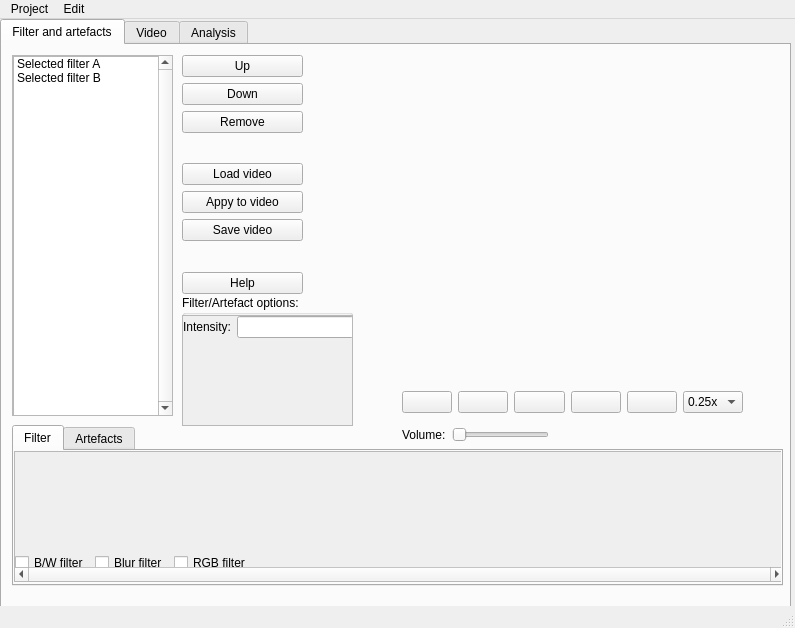
Above: Pflichtenheft/ToViET/GUI.ui from SuppenGeist/pse-ws1516-videoencoder-ta before the change. Below: the same form after it.
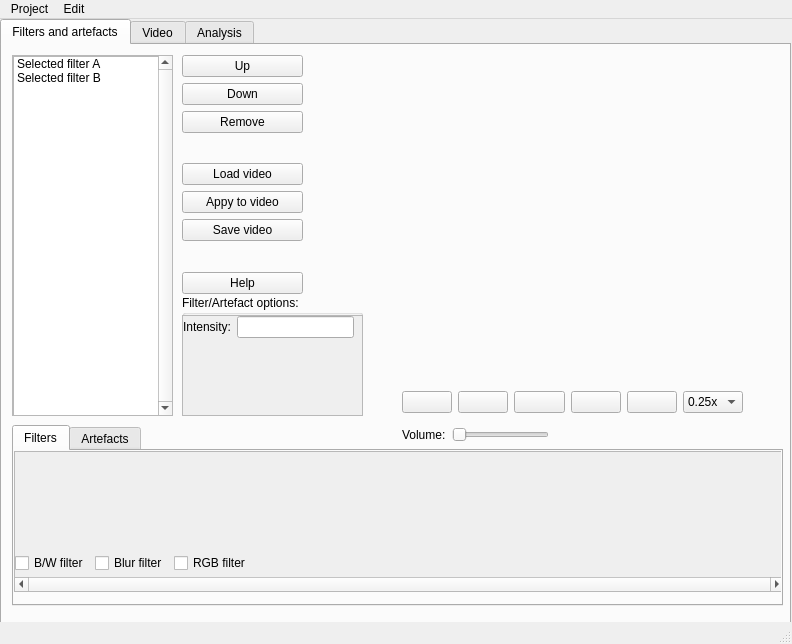
That is the form after the change. Icons and pictures are not drawn.

Commit message: More layout adjustments

```diff
--- a/Pflichtenheft/ToViET/GUI.ui
+++ b/Pflichtenheft/ToViET/GUI.ui
@@ -6,8 +6,8 @@
    <rect>
     <x>0</x>
     <y>0</y>
-    <width>795</width>
-    <height>628</height>
+    <width>792</width>
+    <height>644</height>
    </rect>
   </property>
   <property name="windowTitle">
@@ -34,7 +34,7 @@
       <string/>
      </property>
      <attribute name="title">
-      <string>Filter and artefacts</string>
+      <string>Filters and artefacts</string>
      </attribute>
      <widget class="QScrollArea" name="scrollArea">
       <property name="geometry">
@@ -97,7 +97,7 @@
         <x>10</x>
         <y>380</y>
         <width>771</width>
-        <height>161</height>
+        <height>181</height>
        </rect>
       </property>
       <property name="currentIndex">
@@ -105,7 +105,7 @@
       </property>
       <widget class="QWidget" name="tab_3">
        <attribute name="title">
-        <string>Filter</string>
+        <string>Filters</string>
        </attribute>
        <widget class="QScrollArea" name="scrollArea_2">
         <property name="geometry">
@@ -113,7 +113,7 @@
           <x>0</x>
           <y>0</y>
           <width>771</width>
-          <height>131</height>
+          <height>141</height>
          </rect>
         </property>
         <property name="verticalScrollBarPolicy">
@@ -131,16 +131,16 @@
            <x>0</x>
            <y>0</y>
            <width>769</width>
-           <height>116</height>
+           <height>126</height>
           </rect>
          </property>
          <widget class="QWidget" name="horizontalLayoutWidget">
           <property name="geometry">
            <rect>
             <x>0</x>
-            <y>0</y>
+            <y>10</y>
             <width>1041</width>
-            <height>121</height>
+            <height>111</height>
            </rect>
           </property>
           <layout class="QHBoxLayout" name="horizontalLayout">
@@ -608,8 +608,8 @@
        <rect>
         <x>180</x>
         <y>250</y>
-        <width>171</width>
-        <height>131</height>
+        <width>181</width>
+        <height>121</height>
        </rect>
       </property>
       <property name="title">
@@ -620,8 +620,8 @@
         <rect>
          <x>0</x>
          <y>20</y>
-         <width>171</width>
-         <height>111</height>
+         <width>181</width>
+         <height>101</height>
         </rect>
        </property>
        <property name="widgetResizable">
@@ -632,8 +632,8 @@
          <rect>
           <x>0</x>
           <y>0</y>
-          <width>169</width>
-          <height>109</height>
+          <width>179</width>
+          <height>99</height>
          </rect>
         </property>
         <widget class="QWidget" name="verticalLayoutWidget_3">
@@ -1160,7 +1160,7 @@
     <rect>
      <x>0</x>
      <y>0</y>
-     <width>795</width>
+     <width>792</width>
      <height>25</height>
     </rect>
    </property>
```
Left out of the diff: 22 changed lines with no effect on the pictures. The commit also changes 1 other file.
